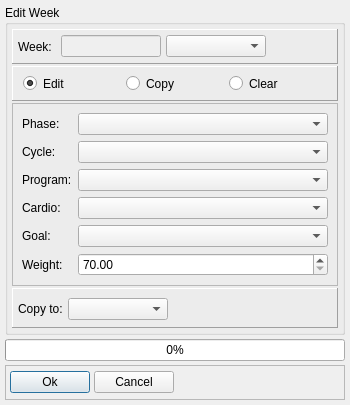
This is dialog_week_copy.ui in Tria-Andy/WorkoutEditor as Qt 5 draws it before an edit. The edited form follows.
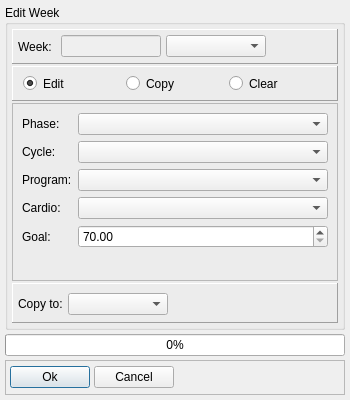
This is the edited form.

Diff of the .ui file:
```diff
--- a/dialog_week_copy.ui
+++ b/dialog_week_copy.ui
@@ -288,16 +288,6 @@
          <item row="3" column="1">
           <widget class="QComboBox" name="comboBox_cardio"/>
          </item>
-         <item row="5" column="0">
-          <widget class="QLabel" name="label_5">
-           <property name="text">
-            <string>Weight:</string>
-           </property>
-          </widget>
-         </item>
-         <item row="4" column="1">
-          <widget class="QComboBox" name="comboBox_goal"/>
-         </item>
          <item row="4" column="0">
           <widget class="QLabel" name="label_4">
            <property name="text">
@@ -305,7 +295,7 @@
            </property>
           </widget>
          </item>
-         <item row="5" column="1">
+         <item row="4" column="1">
           <widget class="QDoubleSpinBox" name="doubleSpinBox_weight">
            <property name="decimals">
             <number>2</number>
```
